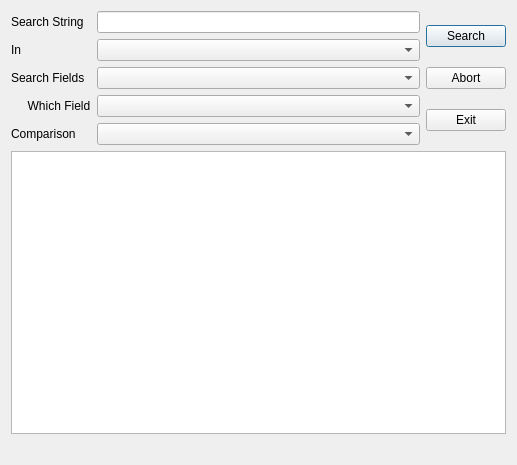
This is layersearch.ui in NationalSecurityAgency/qgis-searchlayers-plugin as Qt 5 draws it before an edit. The edited form follows.
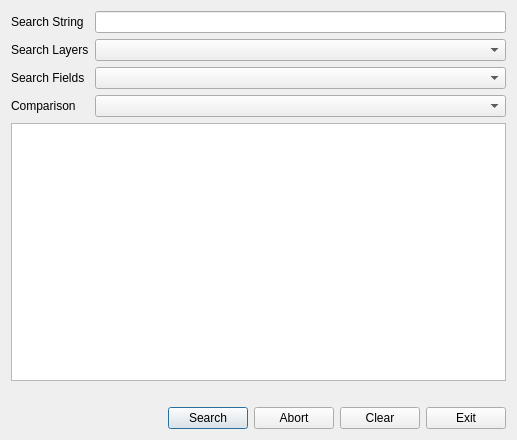
This is the edited form.

What changed in the file:
```diff
--- a/layersearch.ui
+++ b/layersearch.ui
@@ -7,11 +7,11 @@
     <x>0</x>
     <y>0</y>
     <width>517</width>
-    <height>465</height>
+    <height>440</height>
    </rect>
   </property>
   <property name="windowTitle">
-   <string>Layer Search</string>
+   <string>Search Layers</string>
   </property>
   <layout class="QVBoxLayout" name="verticalLayout">
    <item>
@@ -36,10 +36,13 @@
          <item row="1" column="0">
           <widget class="QLabel" name="label_2">
            <property name="text">
-            <string>In</string>
+            <string>Search Layers</string>
            </property>
           </widget>
          </item>
+         <item row="1" column="1">
+          <widget class="QComboBox" name="layerListComboBox"/>
+         </item>
          <item row="2" column="0">
           <widget class="QLabel" name="label_3">
            <property name="text">
@@ -48,37 +51,49 @@
           </widget>
          </item>
          <item row="2" column="1">
-          <widget class="QComboBox" name="searchInComboBox"/>
+          <widget class="QComboBox" name="searchFieldComboBox"/>
          </item>
          <item row="3" column="0">
-          <widget class="QLabel" name="label_4">
-           <property name="text">
-            <string>     Which Field</string>
-           </property>
-          </widget>
-         </item>
-         <item row="3" column="1">
-          <widget class="QComboBox" name="fieldListComboBox"/>
-         </item>
-         <item row="4" column="0">
           <widget class="QLabel" name="label_5">
            <property name="text">
             <string>Comparison</string>
            </property>
           </widget>
          </item>
-         <item row="4" column="1">
+         <item row="3" column="1">
           <widget class="QComboBox" name="comparisonComboBox"/>
          </item>
-         <item row="1" column="1">
-          <widget class="QComboBox" name="layerListComboBox"/>
+        </layout>
          </item>
         </layout>
        </item>
       </layout>
      </item>
      <item>
-      <layout class="QVBoxLayout" name="verticalLayout_4">
+    <widget class="QTableWidget" name="resultsTable"/>
+   </item>
+   <item>
+    <widget class="QLabel" name="resultsLabel">
+     <property name="text">
+      <string/>
+     </property>
+    </widget>
+   </item>
+   <item>
+    <layout class="QHBoxLayout" name="horizontalLayout_2">
+     <item>
+      <spacer name="horizontalSpacer">
+       <property name="orientation">
+        <enum>Qt::Horizontal</enum>
+       </property>
+       <property name="sizeHint" stdset="0">
+        <size>
+         <width>40</width>
+         <height>20</height>
+        </size>
+       </property>
+      </spacer>
+     </item>
        <item>
         <widget class="QPushButton" name="searchButton">
          <property name="text">
@@ -93,6 +108,13 @@
          </property>
         </widget>
        </item>
+     <item>
+      <widget class="QPushButton" name="clearButton">
+       <property name="text">
+        <string>Clear</string>
+       </property>
+      </widget>
+     </item>
        <item>
         <widget class="QPushButton" name="doneButton">
          <property name="text">
@@ -101,18 +123,6 @@
         </widget>
        </item>
       </layout>
-     </item>
-    </layout>
-   </item>
-   <item>
-    <widget class="QTableWidget" name="resultsTable"/>
-   </item>
-   <item>
-    <widget class="QLabel" name="resultsLabel">
-     <property name="text">
-      <string/>
-     </property>
-    </widget>
    </item>
   </layout>
  </widget>
```
Lines whose indentation alone changed are shown as unchanged.
